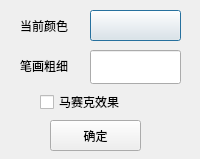
Above: 结课作业/settings.ui from rmb122/DataStructure before the change. Below: the same form after it.
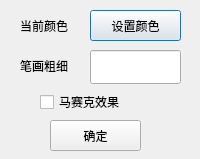
That is the form after the change.

Diff of the .ui file:
```diff
--- a/结课作业/settings.ui
+++ b/结课作业/settings.ui
@@ -23,7 +23,7 @@
     </rect>
    </property>
    <property name="text">
-    <string/>
+    <string>设置颜色</string>
    </property>
   </widget>
   <widget class="QLabel" name="lab_colorNow">
```
